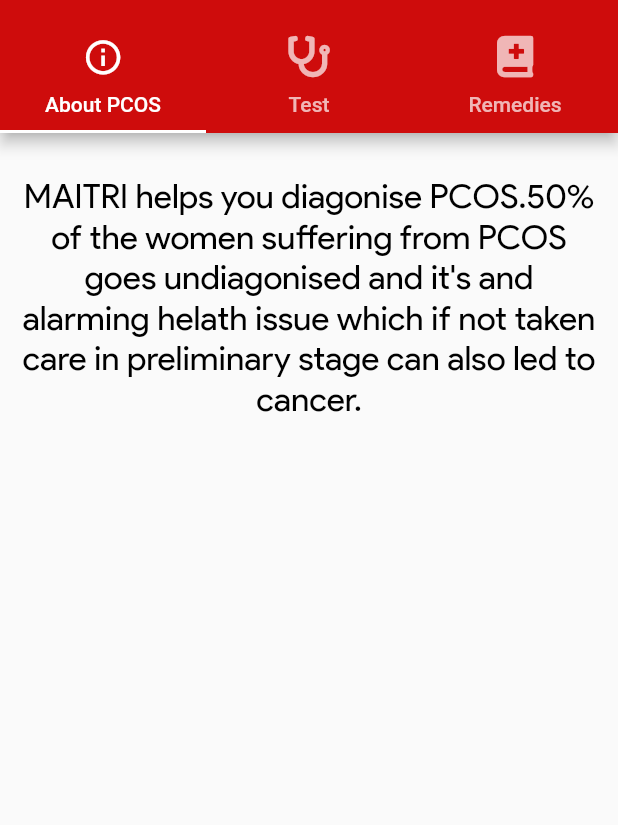
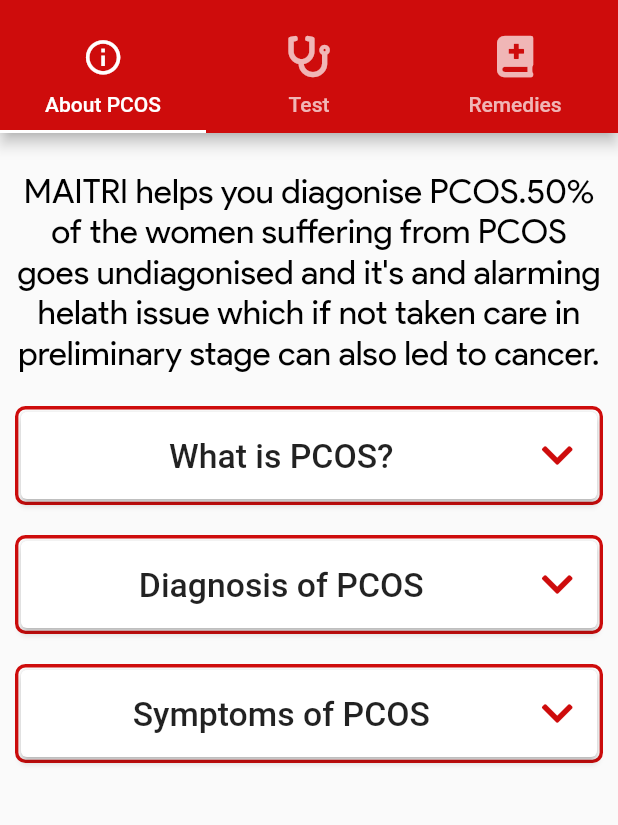
Before and after one commit to cyber-venom003/Maitri-PCOS-Detection-App, a Flutter app: the screen it shows after launch, on a phone screen of 412 x 824 dp, the part 62-887 px from its top. Run offline on Flutter 3.47's test engine with Material 2 defaults, Android fonts, the phone set to English and light mode, and no system bars; our stand-ins replace font_awesome_flutter.

Commit message:
Completed AboutScreen

```diff
--- /dev/null
+++ b/lib/components/ExpansionCard.dart
@@ -0,0 +1,46 @@
+import 'package:flutter/material.dart';
+import 'package:font_awesome_flutter/font_awesome_flutter.dart';
+
+class ExpansionCard extends StatelessWidget {
+  ExpansionCard({@required this.heading , @required this.content , this.contentListTile});
+  final String heading;
+  final String content;
+  final List<Widget> contentListTile;
+  @override
+  Widget build(BuildContext context) {
+    return DecoratedBox(
+      decoration: BoxDecoration(
+          border: Border.all(
+            color: Color(0xFFCE0C0C),
+            width: 2.25,
+          ),
+          borderRadius: BorderRadius.circular(7)
+      ),
+      child: Card(
+        child: ExpansionTile(
+          title: Text(
+            "$heading",
+            style: TextStyle(
+                fontSize: 22.5,
+                fontWeight: FontWeight.w500
+            ),
+            textAlign: TextAlign.center,
+          ),
+          childrenPadding: EdgeInsets.fromLTRB(10, 2, 10, 7.5),
+          children: [
+            Text(
+              "$content",
+              style: TextStyle(
+                  fontFamily: "Product Sans",
+                  fontSize: 18.5
+              ),
+              textAlign: TextAlign.center,
+            ),
+          ],
+          trailing: FaIcon(FontAwesomeIcons.chevronDown , color: Color(0xFFCE0C0C)),
+        ),
+        elevation: 2,
+      ),
+    );
+  }
+}
--- a/lib/routes/AboutScreen.dart
+++ b/lib/routes/AboutScreen.dart
@@ -1,14 +1,15 @@
 import 'package:flutter/material.dart';
+import '../components/ExpansionCard.dart';
 
 class AboutScreen extends StatelessWidget {
   @override
   Widget build(BuildContext context) {
     return SafeArea(
       child: Padding(
-        padding: EdgeInsets.all(15.0),
+        padding: EdgeInsets.fromLTRB(10, 2, 10, 2),
         child: ListView(
           children: [
-            SizedBox(height: 13,),
+            SizedBox(height: 22.5,),
             Text(
               'MAITRI helps you diagonise PCOS.50% of the women suffering from PCOS goes undiagonised and it\'s and alarming helath issue which if not taken care in preliminary stage can also led to cancer.',
               textAlign: TextAlign.center,
@@ -19,6 +20,21 @@ class AboutScreen extends StatelessWidget {
                   color: Colors.black
               ),
             ),
+            SizedBox(height: 22.5,),
+            ExpansionCard(
+                heading: "What is PCOS?",
+                content: "Polycystic Ovary Syndrome, or PCOS, is a health condition that affects about 10 million people in the world. The exact cause is unknown, but it is considered a hormonal problem. Genetics and environmental factors are believed to be involved in the development of PCOS. It is a leading cause of female infertility and is responsible for a number of symptoms that can affect the body physically and emotionally.",
+            ),
+            SizedBox(height: 20,),
+            ExpansionCard(
+                heading: "Diagnosis of PCOS",
+                content: "Symptoms of PCOS may begin shortly after puberty, but can also develop during the later teen years and early adulthood. People with PCOS typically have irregular or missed periods as a result of not ovulating. Although some people may develop cysts on their ovaries, many people do not."
+            ),
+            SizedBox(height: 20,),
+            ExpansionCard(
+                heading: "Symptoms of PCOS",
+                content: "Common symptoms incluce: \n \n Weight gain \n Fatigue \n Unwanted hair growth \n Thinning hair on the head \n Infertility \n Acne \n Mood changes \n Pelvic pain \n Headaches \n Sleep problems"
+            )
           ]
         )
       )
```
